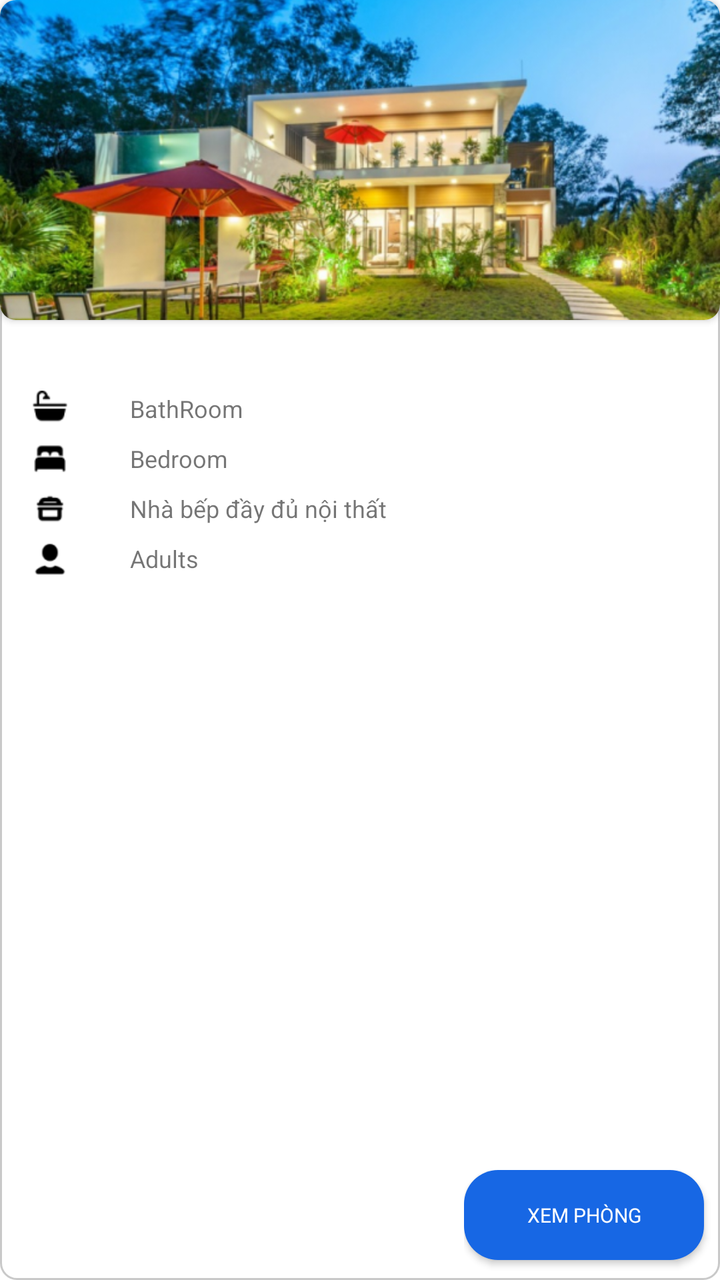
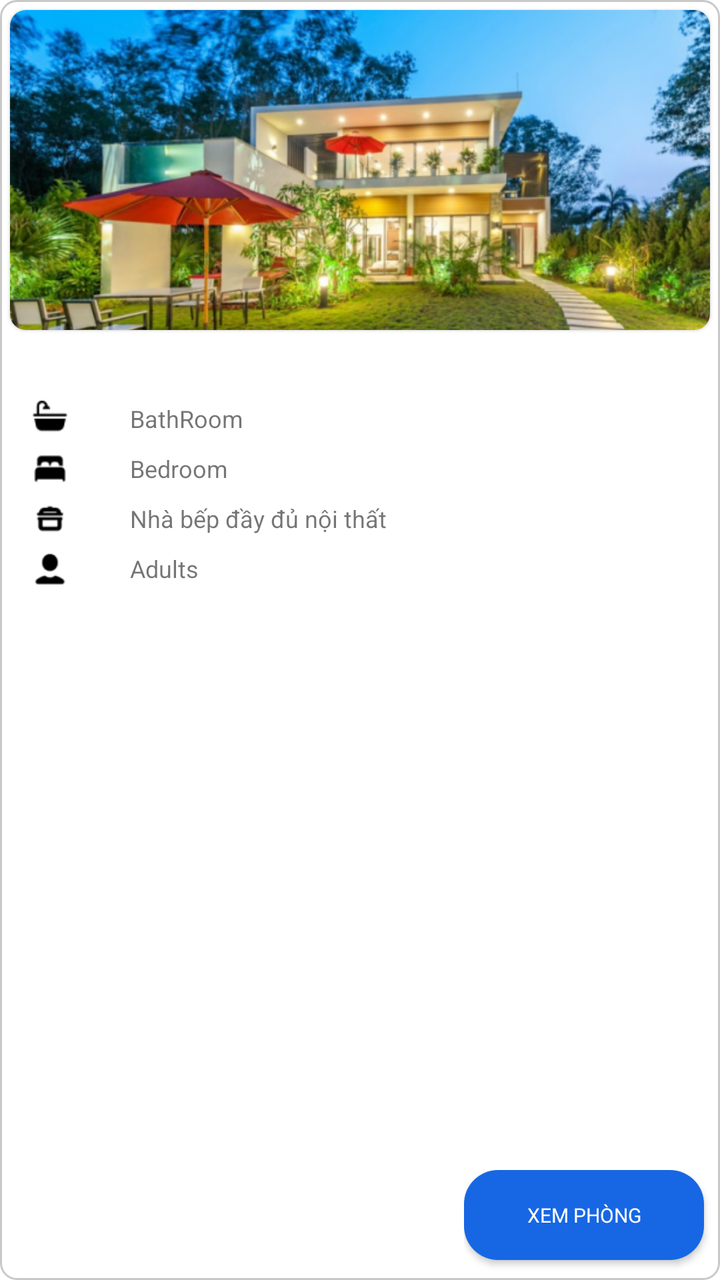

An Android layout rendered at two revisions. The XML below is the earlier revision; the diff shows what the commit changed to produce the second picture.
<!-- AndroidManifest.xml: application theme Base.Theme.TEPTimeshareExchangePlatform -->
<!-- res/layout/item_resort_room_type.xml -->
<?xml version="1.0" encoding="utf-8"?>
<androidx.constraintlayout.widget.ConstraintLayout
    xmlns:android="http://schemas.android.com/apk/res/android"
    xmlns:app="http://schemas.android.com/apk/res-auto"
    xmlns:tools="http://schemas.android.com/tools"
    android:background="@drawable/background_stroke_around"
    android:layout_marginBottom="20dp"
    android:layout_width="match_parent"
    android:layout_height="300dp">
    
    <androidx.cardview.widget.CardView
        android:id="@+id/cardView2"
        android:layout_width="match_parent"
        android:layout_height="160dp"
        app:cardCornerRadius="8dp"
        app:layout_constraintEnd_toEndOf="parent"
        app:layout_constraintStart_toStartOf="parent"
        app:layout_constraintTop_toTopOf="parent">

        <ImageView
            android:id="@+id/im_room_type_image"
            android:layout_width="match_parent"
            android:layout_height="match_parent"
            android:scaleType="centerCrop"
            android:src="@drawable/im_material_resort" />
    </androidx.cardview.widget.CardView>

    
    <androidx.constraintlayout.widget.ConstraintLayout
        android:id="@+id/constraintLayout"
        android:layout_width="match_parent"
        android:layout_height="wrap_content"
        android:paddingStart="5dp"
        android:paddingTop="5dp"
        android:paddingEnd="5dp"
        android:paddingBottom="10dp"
        app:layout_constraintEnd_toEndOf="parent"
        app:layout_constraintHorizontal_bias="0.0"
        app:layout_constraintStart_toStartOf="parent"
        app:layout_constraintTop_toBottomOf="@+id/cardView2">
        
        <TextView
            android:id="@+id/tv_room_name"
            android:layout_width="match_parent"
            android:layout_height="wrap_content"
            android:layout_marginStart="5dp"
            android:fontFamily="@font/inter_bold"
            android:maxLines="1"
            android:textColor="@color/black"
            android:textSize="18dp"
            app:layout_constraintEnd_toEndOf="parent"
            app:layout_constraintStart_toStartOf="parent"
            app:layout_constraintTop_toTopOf="parent" />

        
        <LinearLayout
            android:id="@+id/linearLayout2"
            android:layout_width="match_parent"
            android:layout_height="wrap_content"
            android:layout_marginStart="5dp"
            android:layout_marginEnd="150dp"
            android:orientation="vertical"
            app:layout_constraintStart_toStartOf="parent"
            app:layout_constraintTop_toBottomOf="@+id/tv_room_name">

            
            <LinearLayout
                android:layout_width="match_parent"
                android:layout_height="wrap_content"
                android:layout_marginTop="5dp"
                android:gravity="center|left"
                android:minHeight="20dp"
                android:orientation="horizontal">

                <ImageView
                    android:layout_width="30dp"
                    android:layout_height="20dp"
                    android:layout_marginEnd="10dp"
                    android:src="@drawable/ic_bathtub" />

                <TextView
                    android:id="@+id/tv_num_bathroom"
                    android:layout_width="wrap_content"
                    android:layout_height="wrap_content"
                    android:layout_marginEnd="10dp"
                    android:fontFamily="@font/inter_semibold"

                    android:textSize="14dp" />

                <TextView
                    android:id="@+id/tv_bathroom"
                    android:layout_width="match_parent"
                    android:layout_height="wrap_content"
                    android:layout_marginStart="5dp"
                    android:gravity="center|left"
                    android:maxLines="1"
                    android:text="@string/bath"
                    android:textSize="12dp" />
            </LinearLayout>

            
            <LinearLayout
                android:layout_width="match_parent"
                android:layout_height="wrap_content"
                android:layout_marginTop="5dp"
                android:gravity="center|left"
                android:minHeight="20dp"
                android:orientation="horizontal">

                <ImageView
                    android:layout_width="30dp"
                    android:layout_height="20dp"
                    android:layout_marginEnd="10dp"
                    android:src="@drawable/ic_bedroom" />

                <TextView
                    android:id="@+id/tv_num_bed"
                    android:layout_width="wrap_content"
                    android:layout_height="wrap_content"
                    android:layout_marginEnd="10dp"
                    android:fontFamily="@font/inter_semibold"
                    android:textSize="14dp" />

                <TextView
                    android:id="@+id/tv_bed"
                    android:layout_width="match_parent"
                    android:layout_height="wrap_content"
                    android:layout_marginStart="5dp"
                    android:gravity="center|left"
                    android:maxLines="1"
                    android:text="@string/bed"
                    android:textSize="12dp" />
            </LinearLayout>

            
            <LinearLayout
                android:layout_width="match_parent"
                android:layout_height="wrap_content"
                android:layout_marginTop="5dp"
                android:gravity="center|left"
                android:minHeight="20dp"
                android:orientation="horizontal">

                <ImageView
                    android:layout_width="30dp"
                    android:layout_height="20dp"
                    android:layout_marginEnd="10dp"
                    android:src="@drawable/ic_kitchen" />

                <TextView
                    android:id="@+id/tv_num_kitchen"
                    android:layout_width="wrap_content"
                    android:layout_height="wrap_content"
                    android:layout_marginEnd="10dp"
                    android:fontFamily="@font/inter_semibold"
                    android:textSize="14dp" />

                <TextView
                    android:id="@+id/tv_kitchen"
                    android:layout_width="match_parent"
                    android:layout_height="wrap_content"
                    android:layout_marginStart="5dp"
                    android:gravity="center|left"
                    android:maxLines="1"
                    android:text="Nhà bếp đầy đủ nội thất"
                    android:textSize="12dp" />
            </LinearLayout>

            
            <LinearLayout
                android:layout_width="match_parent"
                android:layout_height="wrap_content"
                android:layout_marginTop="5dp"
                android:gravity="center|left"
                android:minHeight="20dp"
                android:orientation="horizontal">

                <ImageView
                    android:layout_width="30dp"
                    android:layout_height="20dp"
                    android:layout_marginEnd="10dp"
                    android:src="@drawable/ic_person" />

                <TextView
                    android:id="@+id/tv_num_person"
                    android:layout_width="wrap_content"
                    android:layout_height="wrap_content"
                    android:layout_marginEnd="10dp"
                    android:fontFamily="@font/inter_semibold"
                    android:textSize="14dp" />

                <TextView
                    android:layout_width="match_parent"
                    android:layout_height="wrap_content"
                    android:layout_marginStart="5dp"
                    android:gravity="center|left"
                    android:maxLines="1"
                    android:text="@string/adult"
                    android:textSize="12dp" />
            </LinearLayout>


        </LinearLayout>

        
        <LinearLayout
            android:id="@+id/llAmennities"
            android:visibility="gone"
            android:layout_width="wrap_content"
            android:layout_height="wrap_content"
            android:orientation="horizontal"
            app:layout_constraintEnd_toEndOf="parent"
            app:layout_constraintTop_toBottomOf="@+id/tv_room_name">

            <ImageView
                android:layout_width="20dp"
                android:layout_height="20dp"
                android:layout_marginEnd="10dp"
                android:src="@drawable/ic_wifi" />

            <ImageView
                android:layout_width="20dp"
                android:layout_height="20dp"
                android:layout_marginEnd="10dp"
                android:src="@drawable/ic_pet" />

            <ImageView
                android:layout_width="20dp"
                android:layout_height="20dp"
                android:layout_marginEnd="10dp"
                android:src="@drawable/ic_smoing" />

        </LinearLayout>


    </androidx.constraintlayout.widget.ConstraintLayout>


    
    <androidx.constraintlayout.widget.ConstraintLayout
        android:id="@+id/crlResortPrice"
        android:layout_width="wrap_content"
        android:layout_height="wrap_content"
        android:orientation="horizontal"
        app:layout_constraintBottom_toBottomOf="parent"
        app:layout_constraintEnd_toEndOf="parent">


        
        <androidx.appcompat.widget.AppCompatButton
            android:id="@+id/btn_view_room"
            android:layout_width="120dp"
            android:layout_height="45dp"
            android:layout_marginEnd="8dp"
            android:layout_marginBottom="10dp"
            android:background="@drawable/ripple_effect_white"
            android:backgroundTint="@color/blue_btn_search"
            android:fontFamily="@font/inter_semibold"
            android:text="Xem Phòng"
            android:textColor="@color/white"
            android:textSize="10dp"
            app:layout_constraintBottom_toBottomOf="parent"
            app:layout_constraintEnd_toEndOf="parent">

        </androidx.appcompat.widget.AppCompatButton>


        <TextView
            android:id="@+id/tv_price"
            android:visibility="gone"
            android:layout_width="wrap_content"
            android:layout_height="wrap_content"
            android:fontFamily="@font/inter_extrabold"
            android:gravity="center|left"
            android:text="1,300.000 VND "
            android:textColor="@color/blue_full"
            android:textSize="14dp"
            app:layout_constraintBottom_toTopOf="@+id/btn_view_room"
            app:layout_constraintEnd_toEndOf="parent"
            app:layout_constraintStart_toStartOf="parent" />

    </androidx.constraintlayout.widget.ConstraintLayout>





</androidx.constraintlayout.widget.ConstraintLayout>
<!-- resources referenced by this layout -->
<resources>
  <color name="black">#FF000000</color>
  <color name="blue_btn_search">#1767E4</color>
  <color name="blue_full">#007EF2</color>
  <color name="white">#FFFFFFFF</color>
  <!-- drawable background_stroke_around (drawable) -->
  <?xml version="1.0" encoding="utf-8"?>
  <shape xmlns:android="http://schemas.android.com/apk/res/android"
      android:shape="rectangle"
      >
      <stroke android:width="1dp" android:color="@color/primary_background"/>
      <corners android:radius="8dp"/>
  
  </shape>
  <!-- drawable ic_bathtub: png bitmap (drawable, 554 bytes) -->
  <!-- drawable ic_bedroom: png bitmap (drawable, 494 bytes) -->
  <!-- drawable ic_kitchen: png bitmap (drawable, 525 bytes) -->
  <!-- drawable ic_person: png bitmap (drawable, 633 bytes) -->
  <!-- drawable ic_pet: png bitmap (drawable, 5543 bytes) -->
  <!-- drawable ic_smoing: png bitmap (drawable, 3409 bytes) -->
  <!-- drawable ic_wifi: png bitmap (drawable, 6485 bytes) -->
  <!-- drawable im_material_resort: png bitmap (drawable, 362643 bytes) -->
  <!-- drawable ripple_effect_white (drawable) -->
  <?xml version="1.0" encoding="utf-8"?>
  <ripple xmlns:android="http://schemas.android.com/apk/res/android"
      android:color="?android:attr/colorControlHighlight">
      <item>
          <shape android:shape="rectangle">
              <corners android:radius="17dp"></corners>
              <solid android:color="@color/gray_light_background"></solid>
          </shape>
      </item>
  </ripple>
  <string name="adult">Adults</string>
  <string name="bath">BathRoom</string>
  <string name="bed">Bedroom</string>
  
  
      // Bottom Sheet Dialog
  <style name="Base.Theme.TEPTimeshareExchangePlatform" parent="Theme.MaterialComponents.DayNight.NoActionBar">
          <item name="android:statusBarColor">@color/white</item>
          <item name="android:windowLightStatusBar">true
          </item> 
      </style>
  <color name="primary_background">#C9C9C9</color>
  <color name="gray_light_background">#EDF2F6</color>
</resources>

<!-- the commit's change to res/layout/item_resort_room_type.xml (unified diff, before → after) -->
@@ -6,10 +6,11 @@
     android:background="@drawable/background_stroke_around"
     android:layout_marginBottom="20dp"
     android:layout_width="match_parent"
-    android:layout_height="300dp">
+    android:layout_height="310dp">
     
-    <androidx.cardview.widget.CardView
+    <com.google.android.material.card.MaterialCardView
         android:id="@+id/cardView2"
+        android:layout_margin="5dp"
         android:layout_width="match_parent"
         android:layout_height="160dp"
         app:cardCornerRadius="8dp"
@@ -23,7 +24,7 @@
             android:layout_height="match_parent"
             android:scaleType="centerCrop"
             android:src="@drawable/im_material_resort" />
-    </androidx.cardview.widget.CardView>
+    </com.google.android.material.card.MaterialCardView>
 
     
     <androidx.constraintlayout.widget.ConstraintLayout
